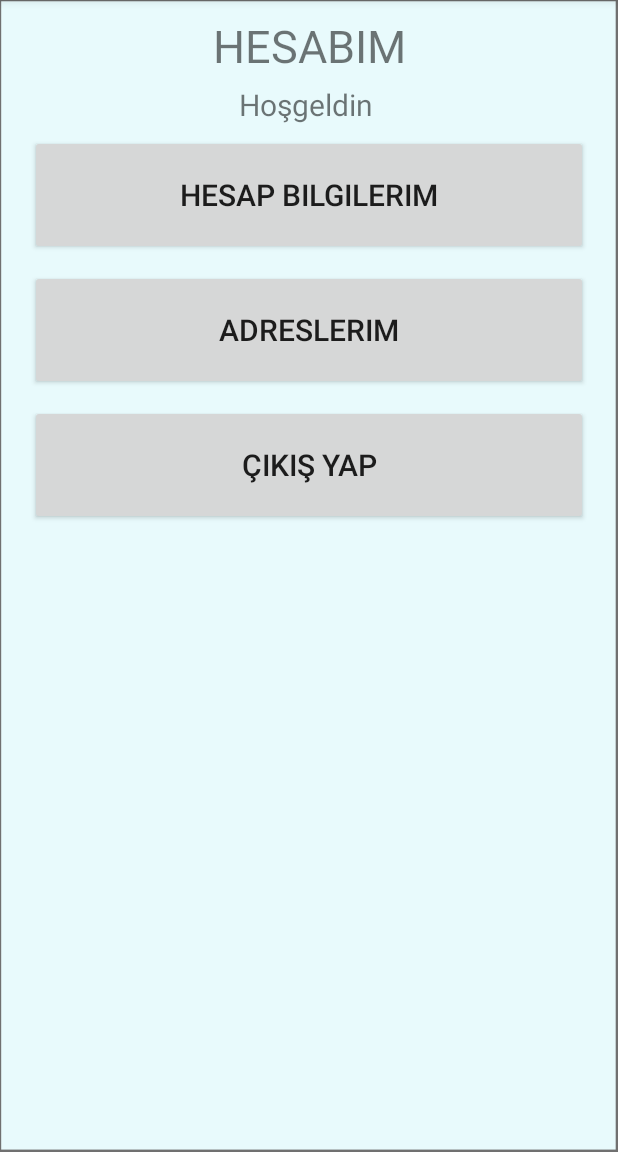
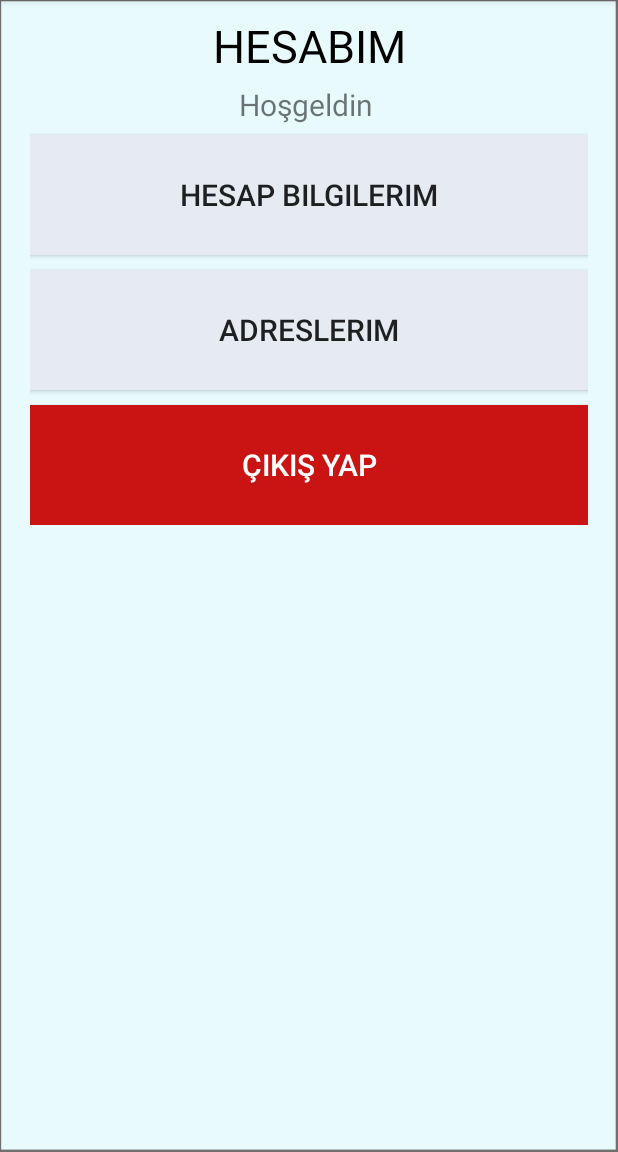
Before and after one commit to Grkmzdmr/Supermarket-Application-Android, an Android app: the Account screen opened directly, with no data from a screen before it, on a phone screen of 412 x 824 dp, the part 84-1236 px from its top. Run offline under Robolectric (Android 15) with nearby library versions, the phone set to English and light mode, and no system bars; our stand-ins replace Firebase (no records; nobody signed in at launch, a user with empty details on screens opened directly); Roboto replaces fonts that are not available here.

Commit message:
Organic Supermarket application

```diff
--- a/app/src/main/res/layout/activity_account.xml
+++ b/app/src/main/res/layout/activity_account.xml
@@ -23,6 +23,7 @@
             android:layout_width="500dp"
             android:layout_height="40dp"
             android:text="HESABIM"
+            android:textColor="#000000"
             android:textSize="30sp"
             android:gravity="center"
             android:layout_marginTop="10dp"
@@ -59,6 +60,7 @@
              android:layout_marginTop="90dp"
              android:text="Hesap Bilgilerim"
              android:textSize="20sp"
+             android:background="#E6EAF1"
              android:shadowColor="#000000"
              android:id="@+id/myaccount"
              android:onClick="myaccount"></Button>
@@ -73,6 +75,7 @@
              android:textSize="20sp"
              android:shadowColor="#000000"
              android:id="@+id/myAdresses"
+             android:background="#E6EAF1"
              android:onClick="myAdress"></Button>
 
 
@@ -83,7 +86,9 @@
              android:layout_height="80dp"
              android:layout_marginTop="270dp"
              android:text="Çıkış Yap"
+             android:textColor="#FFFFFF"
              android:textSize="20sp"
+             android:background="#CA1313"
              android:id="@+id/logout"
              android:onClick="logOutt"
              >
--- a/app/src/main/res/layout/recycler_row.xml
+++ b/app/src/main/res/layout/recycler_row.xml
@@ -2,7 +2,7 @@
 <LinearLayout
     xmlns:android="http://schemas.android.com/apk/res/android" android:layout_width="match_parent"
     android:layout_height="wrap_content"
-    android:background="@drawable/bg">
+    >
 
     <RelativeLayout
         android:layout_width="match_parent"
```
Also changed, not shown: app/src/main/res/layout/activity_cart.xml (+1 -11 lines).
